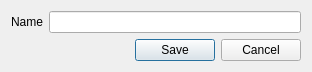
This is src/app/customerdialog.ui in AlexandrePTJ/kemai as Qt 5 draws it before an edit. The edited form follows.
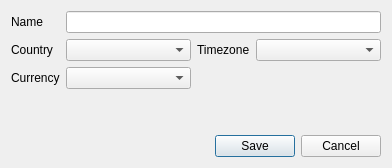
This is the edited form.

```diff
--- a/src/app/customerdialog.ui
+++ b/src/app/customerdialog.ui
@@ -6,8 +6,8 @@
    <rect>
     <x>0</x>
     <y>0</y>
-    <width>312</width>
-    <height>69</height>
+    <width>392</width>
+    <height>168</height>
    </rect>
   </property>
   <property name="windowTitle">
@@ -15,7 +15,10 @@
   </property>
   <layout class="QVBoxLayout" name="verticalLayout">
    <item>
-    <layout class="QFormLayout" name="formLayout">
+    <layout class="QGridLayout" name="gridLayout">
+     <item row="0" column="1" colspan="3">
+      <widget class="QLineEdit" name="leName"/>
+     </item>
      <item row="0" column="0">
       <widget class="QLabel" name="lbName">
        <property name="text">
@@ -23,11 +26,65 @@
        </property>
       </widget>
      </item>
-     <item row="0" column="1">
-      <widget class="QLineEdit" name="leName"/>
+     <item row="1" column="0">
+      <widget class="QLabel" name="lbName_2">
+       <property name="text">
+        <string>Country</string>
+       </property>
+      </widget>
+     </item>
+     <item row="1" column="3">
+      <widget class="QComboBox" name="cbTimezone">
+       <property name="sizePolicy">
+        <sizepolicy hsizetype="Expanding" vsizetype="Fixed">
+         <horstretch>0</horstretch>
+         <verstretch>0</verstretch>
+        </sizepolicy>
+       </property>
+      </widget>
+     </item>
+     <item row="2" column="0">
+      <widget class="QLabel" name="lbName_4">
+       <property name="text">
+        <string>Currency</string>
+       </property>
+      </widget>
+     </item>
+     <item row="1" column="1">
+      <widget class="QComboBox" name="cbCountry">
+       <property name="sizePolicy">
+        <sizepolicy hsizetype="Expanding" vsizetype="Fixed">
+         <horstretch>0</horstretch>
+         <verstretch>0</verstretch>
+        </sizepolicy>
+       </property>
+      </widget>
+     </item>
+     <item row="2" column="1">
+      <widget class="QComboBox" name="cbCurrency"/>
+     </item>
+     <item row="1" column="2">
+      <widget class="QLabel" name="lbName_3">
+       <property name="text">
+        <string>Timezone</string>
+       </property>
+      </widget>
      </item>
     </layout>
    </item>
+   <item>
+    <spacer name="verticalSpacer">
+     <property name="orientation">
+      <enum>Qt::Vertical</enum>
+     </property>
+     <property name="sizeHint" stdset="0">
+      <size>
+       <width>20</width>
+       <height>38</height>
+      </size>
+     </property>
+    </spacer>
+   </item>
    <item>
     <widget class="QDialogButtonBox" name="buttonBox">
      <property name="orientation">
```
Left out of the diff: 2 changed lines with no effect on the pictures.
